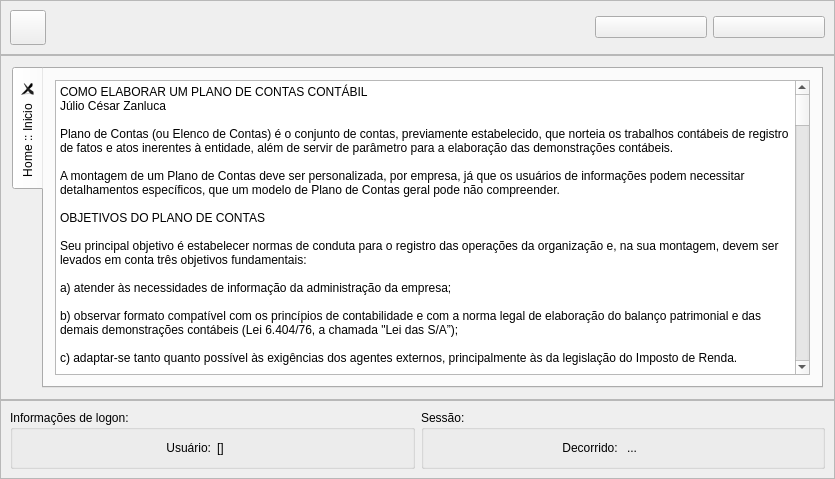
Before: the Qt Designer form principal.ui in fallomermo/SeverinoTools_BKP_Old, drawn with Qt 5.
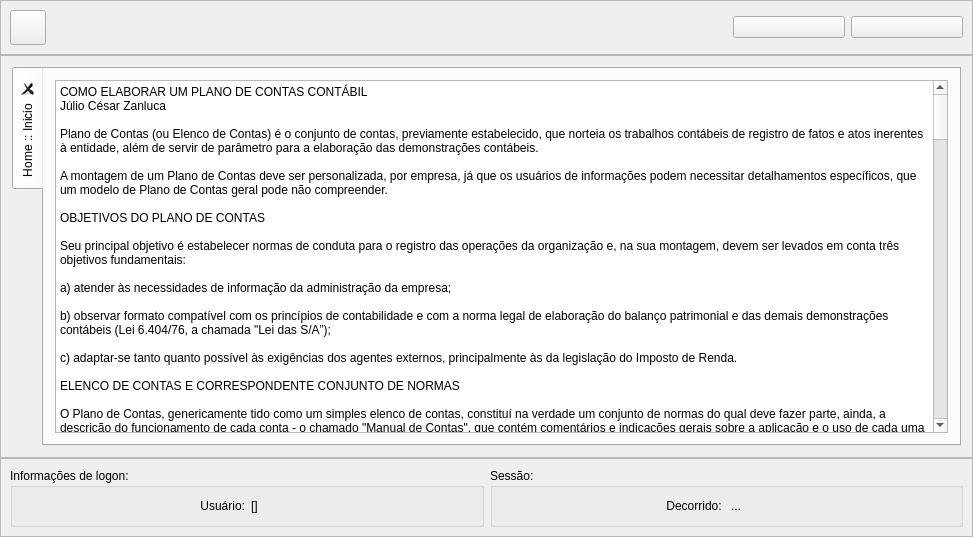
After: the same form once the commit is applied. Icons and pictures are not drawn.

```diff
--- a/principal.ui
+++ b/principal.ui
@@ -6,8 +6,8 @@
    <rect>
     <x>0</x>
     <y>0</y>
-    <width>835</width>
-    <height>479</height>
+    <width>973</width>
+    <height>537</height>
    </rect>
   </property>
   <property name="windowTitle">
```
